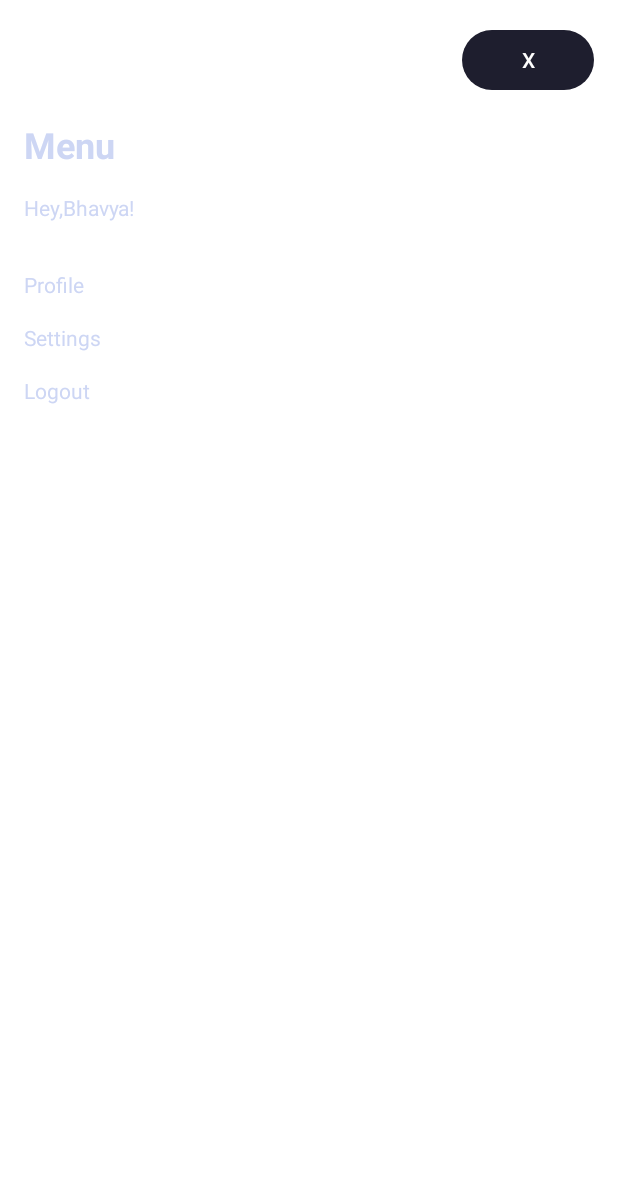
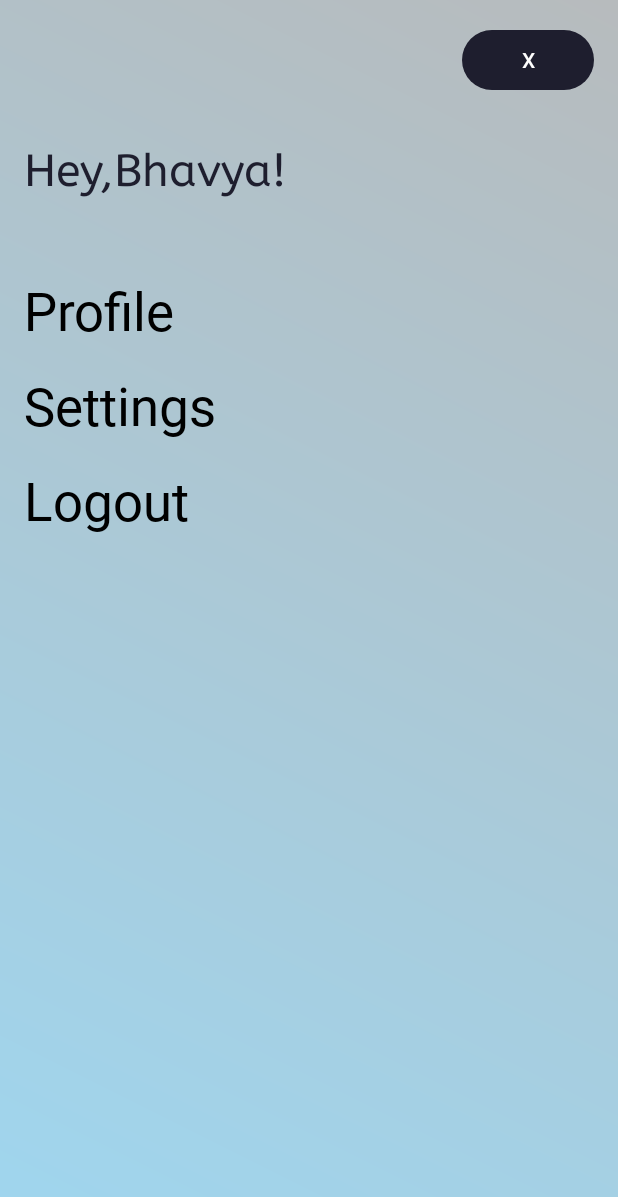
Before and after one commit to Bhavyadhan26/StreamDash_App, an Android app: the MenuActivity screen opened directly, with no data from a screen before it, on a phone screen of 412 x 824 dp. Shown: the top 1197 px of the screen. Run offline under Robolectric (Android 15) with nearby library versions, the phone set to English and light mode, and no system bars.

Commit message:
Changed background colors, new fonts.

```diff
--- /dev/null
+++ b/app/src/main/res/drawable/background.xml
@@ -0,0 +1,4 @@
+<shape xmlns:android="http://schemas.android.com/apk/res/android">
+    <gradient
+        android:startColor="#9FD6EF"  android:endColor="#B7BBBD"  android:angle="45"/>
+</shape>
--- a/app/src/main/res/drawable/rounded_corner.xml
+++ b/app/src/main/res/drawable/rounded_corner.xml
@@ -3,6 +3,6 @@
     android:shape="rectangle"
     >
     <corners android:radius="32dp"/>
-    <stroke android:width="1dip" android:color="@color/white"/>
+    <stroke android:width="1dip" android:color="@color/black"/>
 
 </shape>
--- a/app/src/main/res/layout/contact_page.xml
+++ b/app/src/main/res/layout/contact_page.xml
@@ -7,7 +7,7 @@
 
     <ScrollView
         android:layout_width="match_parent"
-        android:layout_height="676dp"
+        android:layout_height="743dp"
         android:background="#2A2438">
 
         <LinearLayout
--- a/app/src/main/res/layout/login.xml
+++ b/app/src/main/res/layout/login.xml
@@ -7,6 +7,7 @@
     android:layout_height="match_parent"
     android:gravity="center"
     android:padding="0dp"
+    android:background="@drawable/background"
     tools:context=".LoginActivity">
 
     <LinearLayout
@@ -73,6 +74,7 @@
             android:textSize="18dp"
             android:id="@+id/mssg"
             android:layout_centerHorizontal="true"
+            android:textColor="@color/black"
             />
 
         <TextView
@@ -80,7 +82,7 @@
             android:layout_height="wrap_content"
             android:text="Click here to SignUp"
             android:textSize="18dp"
-
+            android:textColor="@color/black"
             android:layout_below="@id/mssg"
             android:id="@+id/SignUpText"
             android:layout_centerHorizontal="true"
--- a/app/src/main/res/layout/menu_page.xml
+++ b/app/src/main/res/layout/menu_page.xml
@@ -3,7 +3,7 @@
     xmlns:android="http://schemas.android.com/apk/res/android"
     android:layout_width="match_parent"
     android:layout_height="match_parent"
-    android:background="#FFFFFF"
+    android:background="@drawable/background"
     android:orientation="vertical"
     android:padding="16dp">
 
@@ -16,39 +16,52 @@
         android:layout_gravity="end"
         android:layout_marginBottom="16dp"/>
 
+<!--    <TextView-->
+<!--        android:layout_width="wrap_content"-->
+<!--        android:layout_height="wrap_content"-->
+<!--        android:text="Menu"-->
+<!--        android:textSize="24sp"-->
+<!--        android:textStyle="bold"-->
+<!--        android:textColor="@color/black"/>-->
     <TextView
         android:layout_width="wrap_content"
         android:layout_height="wrap_content"
-        android:text="Menu"
-        android:textSize="24sp"
-        android:textStyle="bold" />
-    <TextView
-        android:layout_width="wrap_content"
-        android:layout_height="wrap_content"
+        android:fontFamily="@font/abeezee"
+        android:paddingTop="16dp"
         android:text="Hey,Bhavya!\n"
-        android:paddingTop="16dp"/>
+        android:textColor="@color/base"
+        android:textSize="30dp" />
 
     <!-- Menu items -->
     <TextView
+        android:id="@+id/profile_btn"
         android:layout_width="wrap_content"
         android:layout_height="wrap_content"
+        android:fontFamily="@font/bagel_fat_one"
+        android:paddingTop="16dp"
         android:text="Profile"
-        android:id="@+id/profile_btn"
-        android:paddingTop="16dp"/>
+        android:textColor="@color/black"
+        android:textSize="35dp" />
 
     <TextView
+        android:id="@+id/settings_btn"
         android:layout_width="wrap_content"
         android:layout_height="wrap_content"
+        android:fontFamily="@font/bagel_fat_one"
+        android:paddingTop="16dp"
         android:text="Settings"
-        android:id="@+id/settings_btn"
-        android:paddingTop="16dp"/>
+        android:textColor="@color/black"
+        android:textSize="35dp" />
 
     <TextView
+        android:id="@+id/logout_btn"
         android:layout_width="wrap_content"
         android:layout_height="wrap_content"
+        android:fontFamily="@font/bagel_fat_one"
+        android:paddingTop="16dp"
         android:text="Logout"
-        android:id="@+id/logout_btn"
-        android:paddingTop="16dp"/>
+        android:textColor="@color/black"
+        android:textSize="35dp" />
 
 
 </LinearLayout>
--- a/app/src/main/res/layout/signup.xml
+++ b/app/src/main/res/layout/signup.xml
@@ -3,7 +3,8 @@
     android:id="@+id/main"
     android:layout_width="match_parent"
     android:layout_height="match_parent"
-    android:background="@drawable/login_background">
+    android:background="@drawable/background"
+    >
 
     <TextView
         android:layout_width="match_parent"
@@ -11,7 +12,7 @@
         android:id="@+id/signuptitle"
         android:text="Sign Up"
         android:textSize="35dp"
-        android:textColor="@color/white"
+        android:textColor="@color/black"
         android:textStyle="bold"
         android:gravity="center"
         android:layout_marginTop="30dp"
```
Also changed, not shown: app/src/main/java/com/example/loginapp/SettingsActivity.kt (+8 -0 lines), app/src/main/res/layout/profile_page.xml (+10 -5 lines), app/src/main/res/layout/settingspage.xml (+15 -13 lines), app/src/main/res/font/abeezee.ttf (added), 2 other files.
